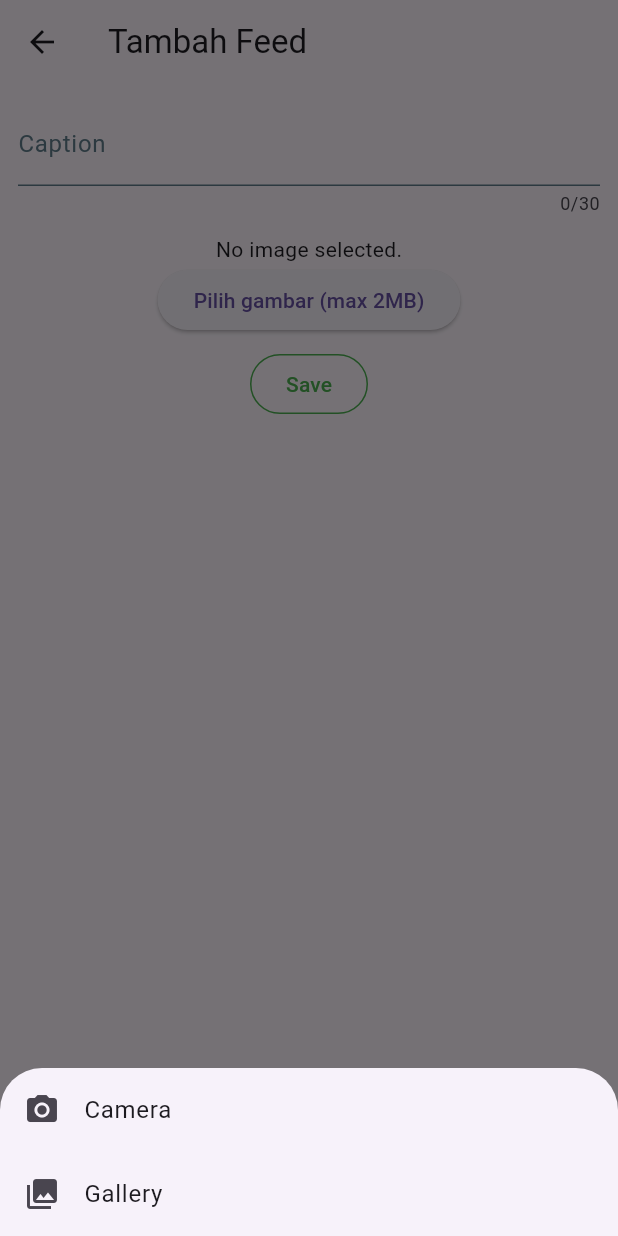
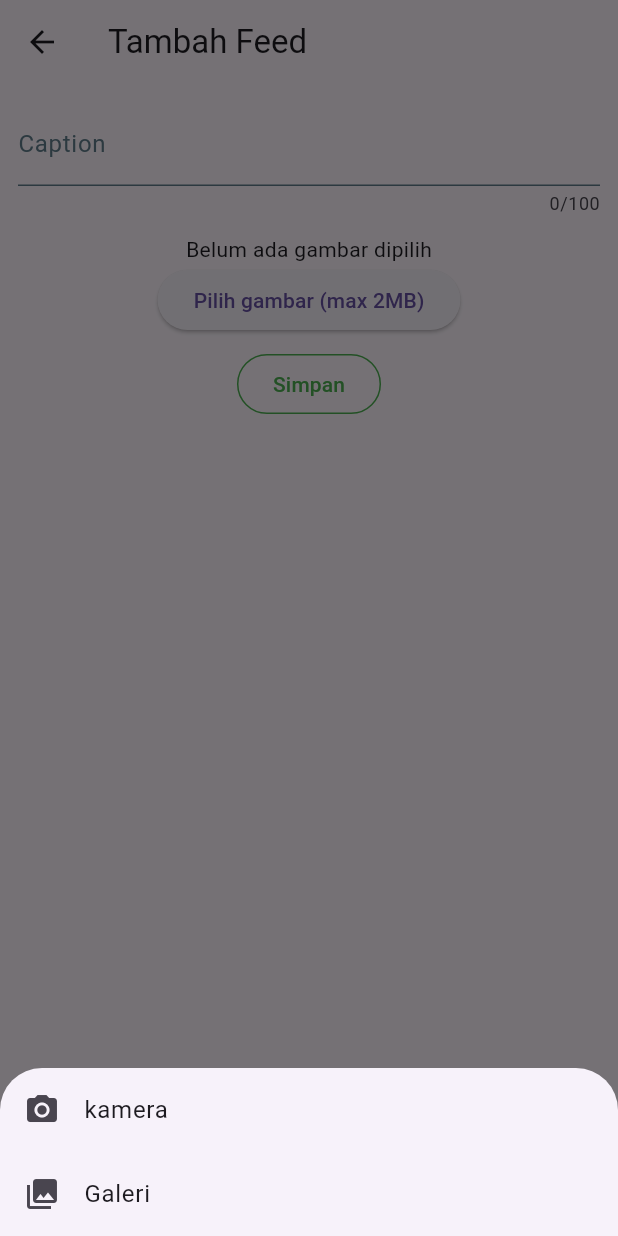
Before and after one commit to kfahmi77/travelgram, a Flutter app: the AddFeedView screen opened directly with empty values, after a tap on "Pilih gambar (max 2MB)", on a phone screen of 412 x 824 dp. Run offline on Flutter 3.47's test engine with Material 3 defaults, Android fonts, the phone set to English and light mode, and no system bars; our stand-ins replace animated_notch_bottom_bar, flutter_map, flutter_rating_bar, flutter_screenutil, font_awesome_flutter, get and 6 more; accounts and stored records are empty.

```diff
--- a/lib/app/modules/feed/views/add_feed_view.dart
+++ b/lib/app/modules/feed/views/add_feed_view.dart
@@ -74,7 +74,7 @@ class _AddFeedViewState extends State<AddFeedView> {
                 padding: const EdgeInsets.all(12),
                 child: TextFormField(
                   controller: _caption,
-                  maxLength: 30,
+                  maxLength: 100,
                   decoration: const InputDecoration(
                     labelText: 'Caption',
                     labelStyle: TextStyle(
@@ -94,7 +94,7 @@ class _AddFeedViewState extends State<AddFeedView> {
                       height: 300.h,
                       padding: const EdgeInsets.all(12),
                       child: Image.file(_image!))
-                  : const Text('No image selected.'),
+                  : const Text('Belum ada gambar dipilih'),
               ElevatedButton(
                 onPressed: () {
                   showModalBottomSheet(
@@ -132,7 +132,7 @@ class _AddFeedViewState extends State<AddFeedView> {
                     ? CircularProgressIndicator(
                         valueColor: AlwaysStoppedAnimation<Color>(Colors.green),
                       )
-                    : const Text("Save"),
+                    : const Text("Simpan"),
               ),
             ],
           ),
@@ -154,7 +154,7 @@ class ImageSourceSheet extends StatelessWidget {
         children: <Widget>[
           ListTile(
             leading: const Icon(Icons.camera_alt),
-            title: const Text('Camera'),
+            title: const Text('kamera'),
             onTap: () {
               Navigator.of(context).pop();
               _getImage(ImageSource.camera);
@@ -162,7 +162,7 @@ class ImageSourceSheet extends StatelessWidget {
           ),
           ListTile(
             leading: const Icon(Icons.photo_library),
-            title: const Text('Gallery'),
+            title: const Text('Galeri'),
             onTap: () {
               Navigator.of(context).pop();
               _getImage(ImageSource.gallery);
```
Also changed, not shown: lib/app/modules/feed/views/feed_view.dart (+18 -6 lines).
